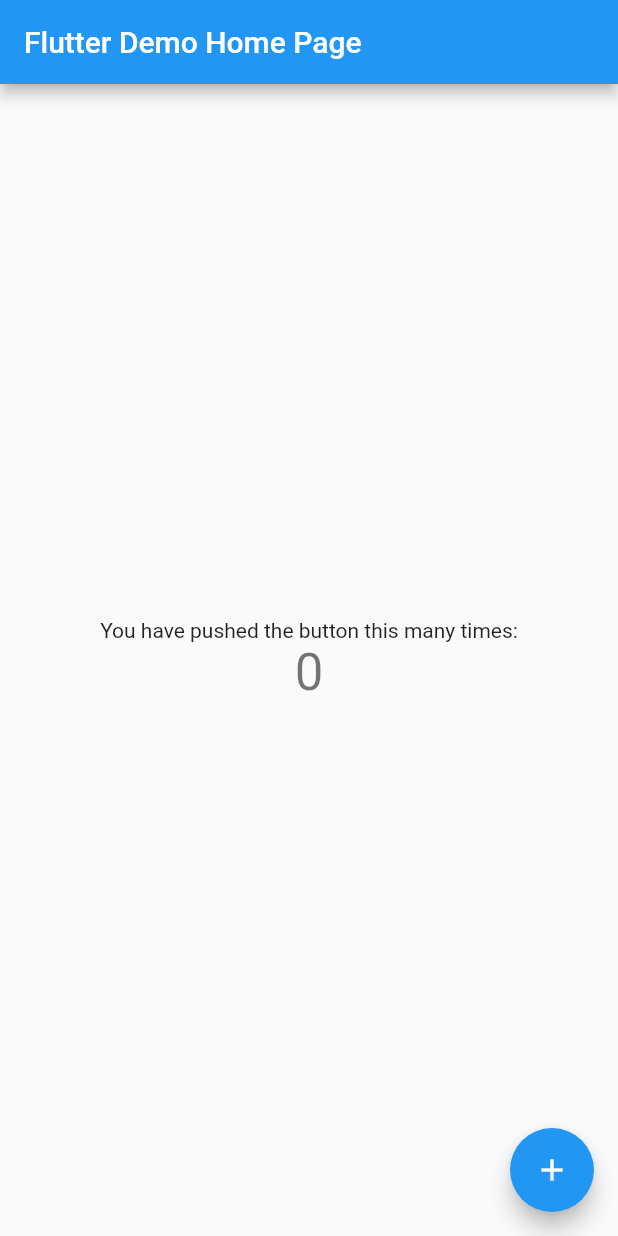
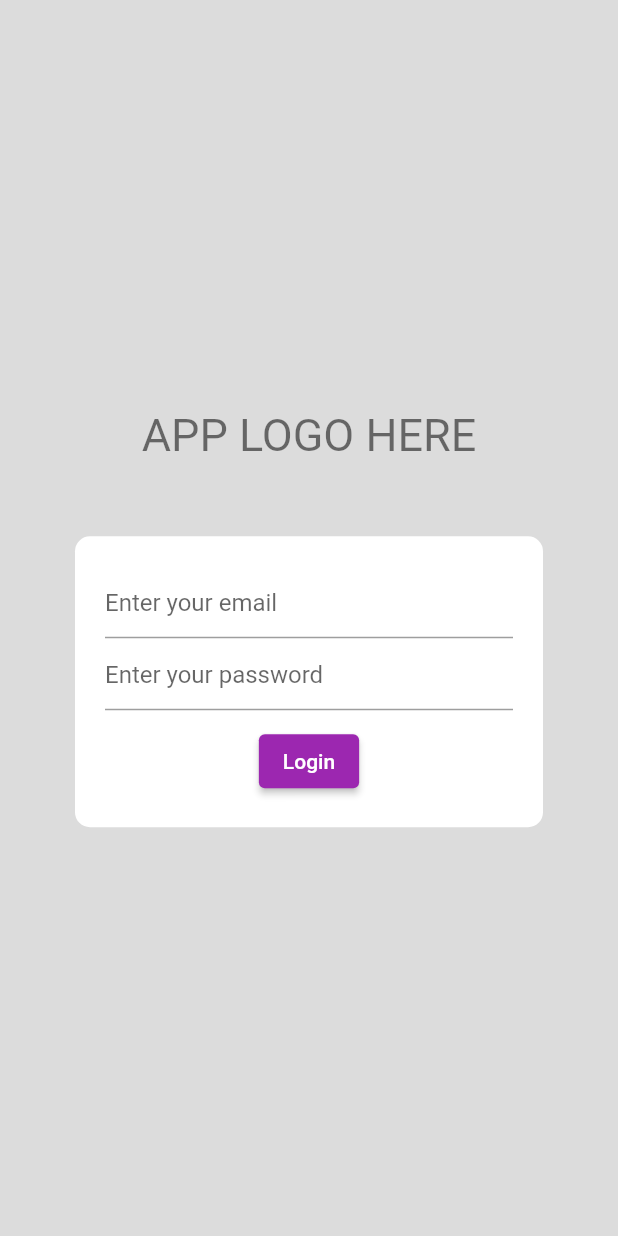
Before and after one commit to tthongprasert/flutter_getx_template, a Flutter app: the screen it shows after launch, on a phone screen of 412 x 824 dp. Run offline on Flutter 3.47's test engine with Material 2 defaults, Android fonts, the phone set to English and light mode, and no system bars; our stand-ins replace get; Roboto replaces fonts that are missing (Georgia).

Commit message:
Create basic login and home pages

```diff
--- /dev/null
+++ b/lib/app/core/theme/app_colors.dart
@@ -0,0 +1,3 @@
+import 'package:flutter/material.dart';
+
+final Color exampleColor = Colors.white;
--- /dev/null
+++ b/lib/app/routes/app_pages.dart
@@ -0,0 +1,13 @@
+import 'package:flutter_getx_template/app/binding/home_binding.dart';
+import 'package:flutter_getx_template/app/views/pages/home/home.dart';
+import 'package:flutter_getx_template/app/views/pages/login/login.dart';
+import 'package:get/get.dart';
+
+part './app_routes.dart';
+
+abstract class AppPages {
+  static final pages = [
+    GetPage(name: Routes.LOGIN, page: () => LoginPage()),
+    GetPage(name: Routes.HOME, page: () => HomePage(), binding: HomeBinding()),
+  ];
+}
--- /dev/null
+++ b/lib/app/routes/app_routes.dart
@@ -0,0 +1,6 @@
+part of './app_pages.dart';
+
+abstract class Routes {
+  static const HOME = '/home';
+  static const LOGIN = '/login';
+}
--- /dev/null
+++ b/lib/app/translations/en_US/en_us_translations.dart
@@ -0,0 +1,4 @@
+
+final Map<String, String> enUs = {
+  'oi' : 'Hello'
+};
--- /dev/null
+++ b/lib/app/translations/es_MX/es_mx_translations.dart
@@ -0,0 +1,3 @@
+final Map<String, String> esMx = {
+  'oi':'Holla'
+};
--- /dev/null
+++ b/lib/app/translations/pt_BR/pt_br_translations.dart
@@ -0,0 +1,3 @@
+final Map<String, String> ptBR = {
+  'oi' : 'oi'
+};
--- /dev/null
+++ b/lib/app/views/global_widgets/form_submit_button.dart
@@ -0,0 +1,30 @@
+import 'package:flutter/material.dart';
+import 'package:get/get.dart';
+
+class FormSubmitButton extends StatelessWidget {
+  final GlobalKey formKey;
+  final Function onPress;
+
+  const FormSubmitButton({
+    Key key,
+    this.formKey,
+    this.onPress,
+  }) : super(key: key);
+
+  @override
+  Widget build(BuildContext context) {
+    return Container(
+      child: Padding(
+        padding: const EdgeInsets.only(top: 10.0),
+        child: ElevatedButton(
+          style: ElevatedButton.styleFrom(
+            primary: Theme.of(context).primaryColor, // background
+            onPrimary: Colors.white, // foreground
+          ),
+          onPressed: onPress,
+          child: const Text('Login'),
+        ),
+      ),
+    );
+  }
+}
--- /dev/null
+++ b/lib/app/views/pages/login/login.dart
@@ -0,0 +1,76 @@
+import 'package:flutter/material.dart';
+import 'package:flutter_getx_template/app/views/global_widgets/form_submit_button.dart';
+import 'package:get/get.dart';
+
+class LoginPage extends StatelessWidget {
+  final GlobalKey<FormState> _formKey = GlobalKey<FormState>();
+
+  @override
+  Widget build(BuildContext context) {
+    return Scaffold(
+      body: Container(
+        color: Colors.black12,
+        child: Form(
+            key: _formKey,
+            child: Column(
+              mainAxisAlignment: MainAxisAlignment.center,
+              children: [
+                Padding(
+                  padding: const EdgeInsets.only(bottom: 50.0),
+                  child: Text(
+                    "APP LOGO HERE",
+                    style: TextStyle(
+                      fontSize: 30,
+                      color: Colors.black54,
+                    ),
+                  ),
+                ),
+                Container(
+                  padding: EdgeInsets.all(20.0),
+                  margin: EdgeInsets.symmetric(horizontal: 50.0),
+                  decoration: BoxDecoration(
+                    borderRadius: BorderRadius.circular(10.0),
+                    color: Colors.white,
+                  ),
+                  child: Column(
+                    children: [
+                      TextFormField(
+                        decoration: const InputDecoration(
+                          hintText: 'Enter your email',
+                        ),
+                        validator: (String value) {
+                          if (value == null || value.isEmpty) {
+                            return 'Please enter some text';
+                          }
+                          return null;
+                        },
+                      ),
+                      TextFormField(
+                        decoration: const InputDecoration(
+                          hintText: 'Enter your password',
+                        ),
+                        obscureText: true,
+                        validator: (String value) {
+                          if (value == null || value.isEmpty) {
+                            return 'Please enter your password';
+                          }
+                          return null;
+                        },
+                      ),
+                      FormSubmitButton(
+                        formKey: _formKey,
+                        onPress: () {
+                          if (_formKey.currentState.validate()) {
+                            Get.offAndToNamed('/home');
+                          }
+                        },
+                      )
+                    ],
+                  ),
+                ),
+              ],
+            )),
+      ),
+    );
+  }
+}
--- a/lib/main.dart
+++ b/lib/main.dart
@@ -1,113 +1,17 @@
 import 'package:flutter/material.dart';
+import 'package:flutter_getx_template/app/core/theme/app_theme.dart';
+import 'package:flutter_getx_template/app/routes/app_pages.dart';
+import 'package:flutter_getx_template/app/translations/app_translations.dart';
+import 'package:get/get.dart';
 
 void main() {
-  runApp(MyApp());
+  runApp(GetMaterialApp(
+    debugShowCheckedModeBanner: false,
+    theme: appThemeData,
+    defaultTransition: Transition.fade,
+    getPages: AppPages.pages,
+    locale: Locale('pt', 'BR'),
+    translationsKeys: AppTranslation.translations,
+    initialRoute: '/login',
+  ));
 }
-
-class MyApp extends StatelessWidget {
-  // This widget is the root of your application.
-  @override
-  Widget build(BuildContext context) {
-    return MaterialApp(
-      title: 'Flutter Demo',
-      theme: ThemeData(
-        // This is the theme of your application.
-        //
-        // Try running your application with "flutter run". You'll see the
-        // application has a blue toolbar. Then, without quitting the app, try
-        // changing the primarySwatch below to Colors.green and then invoke
-        // "hot reload" (press "r" in the console where you ran "flutter run",
-        // or simply save your changes to "hot reload" in a Flutter IDE).
-        // Notice that the counter didn't reset back to zero; the application
-        // is not restarted.
-        primarySwatch: Colors.blue,
-      ),
-      home: MyHomePage(title: 'Flutter Demo Home Page'),
-    );
-  }
-}
-
-class MyHomePage extends StatefulWidget {
-  MyHomePage({Key key, this.title}) : super(key: key);
-
-  // This widget is the home page of your application. It is stateful, meaning
-  // that it has a State object (defined below) that contains fields that affect
-  // how it looks.
-
-  // This class is the configuration for the state. It holds the values (in this
-  // case the title) provided by the parent (in this case the App widget) and
-  // used by the build method of the State. Fields in a Widget subclass are
-  // always marked "final".
-
-  final String title;
-
-  @override
-  _MyHomePageState createState() => _MyHomePageState();
-}
-
-class _MyHomePageState extends State<MyHomePage> {
-  int _counter = 0;
-
-  void _incrementCounter() {
-    setState(() {
-      // This call to setState tells the Flutter framework that something has
-      // changed in this State, which causes it to rerun the build method below
-      // so that the display can reflect the updated values. If we changed
-      // _counter without calling setState(), then the build method would not be
-      // called again, and so nothing would appear to happen.
-      _counter++;
-    });
-  }
-
-  @override
-  Widget build(BuildContext context) {
-    // This method is rerun every time setState is called, for instance as done
-    // by the _incrementCounter method above.
-    //
-    // The Flutter framework has been optimized to make rerunning build methods
-    // fast, so that you can just rebuild anything that needs updating rather
-    // than having to individually change instances of widgets.
-    return Scaffold(
-      appBar: AppBar(
-        // Here we take the value from the MyHomePage object that was created by
-        // the App.build method, and use it to set our appbar title.
-        title: Text(widget.title),
-      ),
-      body: Center(
-        // Center is a layout widget. It takes a single child and positions it
-        // in the middle of the parent.
-        child: Column(
-          // Column is also a layout widget. It takes a list of children and
-          // arranges them vertically. By default, it sizes itself to fit its
-          // children horizontally, and tries to be as tall as its parent.
-          //
-          // Invoke "debug painting" (press "p" in the console, choose the
-          // "Toggle Debug Paint" action from the Flutter Inspector in Android
-          // Studio, or the "Toggle Debug Paint" command in Visual Studio Code)
-          // to see the wireframe for each widget.
-          //
-          // Column has various properties to control how it sizes itself and
-          // how it positions its children. Here we use mainAxisAlignment to
-          // center the children vertically; the main axis here is the vertical
-          // axis because Columns are vertical (the cross axis would be
-          // horizontal).
-          mainAxisAlignment: MainAxisAlignment.center,
-          children: <Widget>[
-            Text(
-              'You have pushed the button this many times:',
-            ),
-            Text(
-              '$_counter',
-              style: Theme.of(context).textTheme.headline4,
-            ),
-          ],
-        ),
-      ),
-      floatingActionButton: FloatingActionButton(
-        onPressed: _incrementCounter,
-        tooltip: 'Increment',
-        child: Icon(Icons.add),
-      ), // This trailing comma makes auto-formatting nicer for build methods.
-    );
-  }
-}
```
Also changed, not shown: lib/app/binding/home_binding.dart (added, +10 -0 lines), lib/app/controllers/home_controller.dart (added, +8 -0 lines), lib/app/core/theme/app_text_theme.dart (added, +8 -0 lines), lib/app/core/theme/app_theme.dart (added, +11 -0 lines), lib/app/translations/app_translations.dart (added, +14 -0 lines), lib/app/views/pages/home/home.dart (added, +18 -0 lines), 1 other file.
